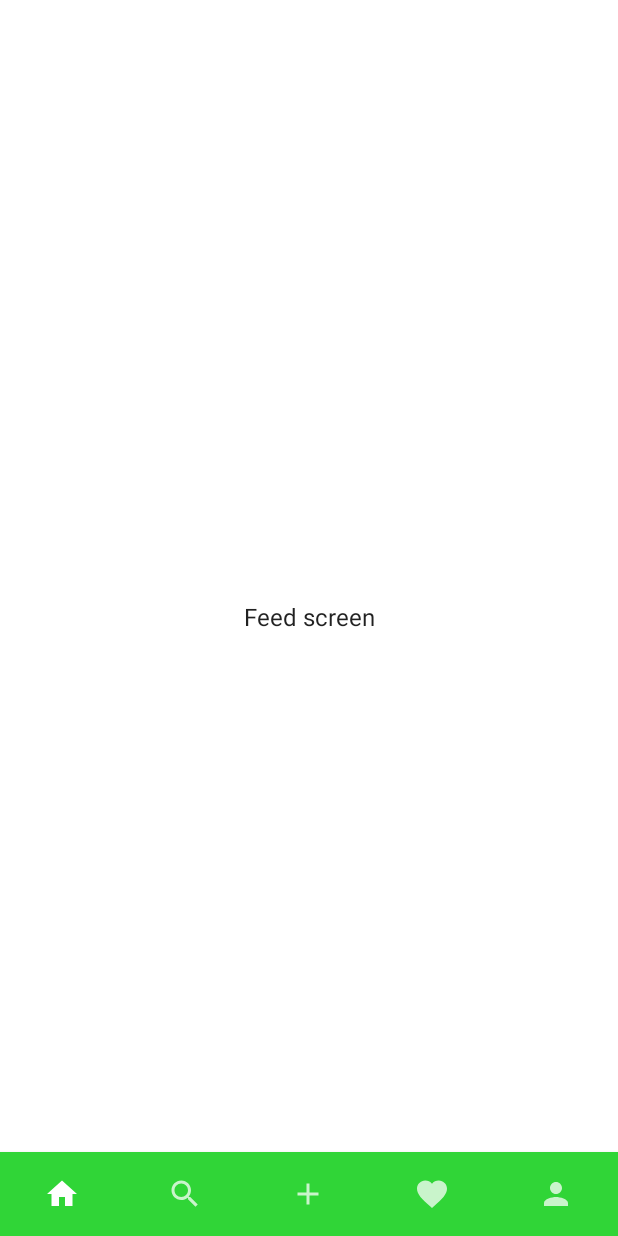
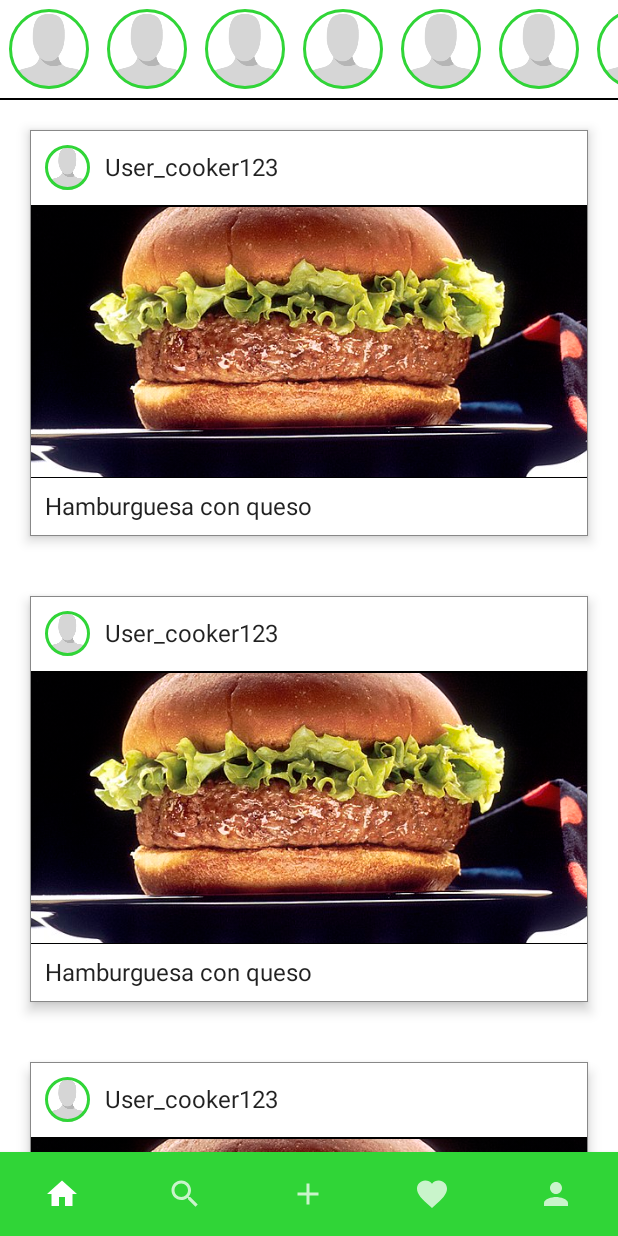
Before and after one commit to sochoaProyecto2021javiermolinalorente/Cappcake, an Android app built with Jetpack Compose: the FeedScreen screen opened through its navigation route, on a phone screen of 412 x 824 dp. Run offline under Robolectric (Android 15) with nearby library versions, the light colour scheme and no system bars.

Commit message:
feat: mock feed screen

```diff
--- a/app/src/main/java/es/javier/cappcake/MainActivity.kt
+++ b/app/src/main/java/es/javier/cappcake/MainActivity.kt
@@ -100,7 +100,6 @@ class MainActivity : ComponentActivity() {
 fun NavGraphBuilder.LoginGraph(navController: NavController) {
     navigation(startDestination = Navigation.LoginScreen.navigationRoute, route = Navigation.AUTHENTCATION_GRAPH) {
         composable(route = Navigation.LoginScreen.navigationRoute) {
-
             val viewModel = viewModel<LoginScreenViewModel>()
             LoginScreen(navController = navController, viewModel = viewModel)
         }
--- /dev/null
+++ b/app/src/main/java/es/javier/cappcake/presentation/components/ProfileImage.kt
@@ -0,0 +1,36 @@
+package es.javier.cappcake.presentation.components
+
+import androidx.compose.foundation.BorderStroke
+import androidx.compose.foundation.Image
+import androidx.compose.foundation.clickable
+import androidx.compose.foundation.shape.CircleShape
+import androidx.compose.material.MaterialTheme
+import androidx.compose.material.Surface
+import androidx.compose.runtime.Composable
+import androidx.compose.ui.Modifier
+import androidx.compose.ui.res.painterResource
+import androidx.compose.ui.tooling.preview.Preview
+import androidx.compose.ui.unit.dp
+import es.javier.cappcake.R
+import es.javier.cappcake.presentation.ui.theme.CappcakeTheme
+
+@Composable
+fun ProfileImage(modifier: Modifier = Modifier, onClick: () -> Unit) {
+
+    Surface(
+        modifier = modifier.clickable(enabled = true, onClick = onClick),
+        shape = CircleShape,
+        border = BorderStroke(width = 2.dp, color = MaterialTheme.colors.primary)
+    ) {
+        Image(painter = painterResource(id = R.drawable.profile), contentDescription = null)
+    }
+
+}
+
+@Preview(showBackground = true)
+@Composable
+fun ThumbnailProfileImagePreview() {
+    CappcakeTheme {
+        ProfileImage() {}
+    }
+}
--- /dev/null
+++ b/app/src/main/java/es/javier/cappcake/presentation/components/RecipeComponent.kt
@@ -0,0 +1,85 @@
+package es.javier.cappcake.presentation.components
+
+import android.graphics.Bitmap
+import androidx.compose.foundation.BorderStroke
+import androidx.compose.foundation.Image
+import androidx.compose.foundation.clickable
+import androidx.compose.foundation.layout.*
+import androidx.compose.material.Divider
+import androidx.compose.material.MaterialTheme
+import androidx.compose.material.Surface
+import androidx.compose.material.Text
+import androidx.compose.runtime.Composable
+import androidx.compose.ui.Alignment
+import androidx.compose.ui.Modifier
+import androidx.compose.ui.graphics.Color
+import androidx.compose.ui.graphics.RectangleShape
+import androidx.compose.ui.graphics.asImageBitmap
+import androidx.compose.ui.layout.ContentScale
+import androidx.compose.ui.res.painterResource
+import androidx.compose.ui.tooling.preview.Preview
+import androidx.compose.ui.unit.dp
+import es.javier.cappcake.R
+import es.javier.cappcake.presentation.ui.theme.CappcakeTheme
+
+@Composable
+fun RecipeComponent(
+    modifier: Modifier = Modifier,
+    userName: String,
+    title: String,
+    recipeImage: Bitmap? = null,
+    onClick: () -> Unit
+) {
+
+    Surface(
+        shape = RectangleShape,
+        elevation = 5.dp,
+        border = BorderStroke(width = 0.dp, color = Color.Gray),
+        modifier = modifier.clickable(onClick = onClick)
+    ) {
+        Column(modifier = Modifier.fillMaxWidth()) {
+            Column(modifier = Modifier.fillMaxWidth()) {
+                Row(verticalAlignment = Alignment.CenterVertically) {
+                    ProfileImage(modifier = Modifier.size(50.dp).padding(10.dp), onClick = {})
+                    Text(text = userName, style = MaterialTheme.typography.body1)
+                }
+                Divider(color = Color.Black)
+            }
+
+            recipeImage?.let {
+                Image(
+                    bitmap = it.asImageBitmap(),
+                    contentDescription = null,
+                    contentScale = ContentScale.Crop,
+                    modifier = modifier.fillMaxWidth()
+                )
+            }
+
+            Image(
+                painter = painterResource(id = R.drawable.burgir),
+                contentDescription = null,
+                contentScale = ContentScale.Crop,
+                modifier = Modifier
+                    .fillMaxWidth()
+                    .height(180.dp)
+            )
+            Divider(thickness = 0.dp, color = Color.Black)
+
+            Row(modifier = Modifier.fillMaxWidth(), verticalAlignment = Alignment.CenterVertically) {
+                Text(
+                    text = title,
+                    style = MaterialTheme.typography.body1,
+                    modifier = Modifier.padding(10.dp))
+            }
+
+        }
+    }
+}
+
+@Preview(showBackground = true, showSystemUi = true)
+@Composable
+fun RecipeComponentPreview() {
+    CappcakeTheme {
+        RecipeComponent(userName = "User_cooker123", title = "Hamburguesa con queso") {}
+    }
+}
--- a/app/src/main/java/es/javier/cappcake/presentation/feedscreen/FeedScreen.kt
+++ b/app/src/main/java/es/javier/cappcake/presentation/feedscreen/FeedScreen.kt
@@ -1,30 +1,70 @@
 package es.javier.cappcake.presentation.feedscreen
 
-import androidx.compose.foundation.layout.Box
-import androidx.compose.foundation.layout.fillMaxSize
+import android.graphics.Bitmap
+import androidx.compose.foundation.BorderStroke
+import androidx.compose.foundation.Image
+import androidx.compose.foundation.clickable
+import androidx.compose.foundation.layout.*
+import androidx.compose.foundation.lazy.LazyColumn
+import androidx.compose.foundation.lazy.LazyRow
+import androidx.compose.foundation.shape.CircleShape
 import androidx.compose.material.*
-import androidx.compose.material.icons.Icons
-import androidx.compose.material.icons.filled.Home
-import androidx.compose.material.icons.filled.Search
 import androidx.compose.runtime.Composable
-import androidx.compose.runtime.LaunchedEffect
+import androidx.compose.ui.Alignment
 import androidx.compose.ui.unit.dp
 import androidx.navigation.NavController
-import androidx.navigation.compose.currentBackStackEntryAsState
-import es.javier.cappcake.presentation.Navigation
-import androidx.compose.runtime.getValue
-import androidx.compose.runtime.setValue
-import androidx.compose.ui.Alignment
 import androidx.compose.ui.Modifier
+import androidx.compose.ui.draw.shadow
+import androidx.compose.ui.graphics.Color
+import androidx.compose.ui.graphics.RectangleShape
+import androidx.compose.ui.graphics.asImageBitmap
+import androidx.compose.ui.layout.ContentScale
+import androidx.compose.ui.platform.LocalContext
+import androidx.compose.ui.res.painterResource
+import androidx.compose.ui.tooling.preview.Preview
+import androidx.lifecycle.viewmodel.compose.viewModel
 import androidx.navigation.NavDestination.Companion.hierarchy
 import androidx.navigation.NavGraph.Companion.findStartDestination
 import androidx.navigation.compose.NavHost
 import androidx.navigation.compose.rememberNavController
+import es.javier.cappcake.R
+import es.javier.cappcake.presentation.components.ProfileImage
+import es.javier.cappcake.presentation.components.RecipeComponent
+import es.javier.cappcake.presentation.ui.theme.CappcakeTheme
 
 @Composable
 fun FeedScreen(navController: NavController, viewModel: FeedScreenViewModel) {
 
-    Box(modifier = Modifier.fillMaxSize(), contentAlignment = Alignment.Center) {
-        Text(text = "Feed screen")
+    Column(modifier = Modifier.fillMaxSize()) {
+        Column {
+            LazyRow(
+                modifier = Modifier
+                    .fillMaxWidth()
+            ) {
+                items(100) {
+                    ProfileImage(
+                        modifier = Modifier
+                            .size(65.dp)
+                            .padding(6.dp)
+                    ) {}
+                }
+            }
+            Divider(color = Color.Black, thickness = 1.dp)
+        }
+
+        LazyColumn(modifier = Modifier.fillMaxSize()) {
+            items(100) {
+                RecipeComponent(modifier = Modifier.padding(20.dp), title = "Hamburguesa con queso", userName = "User_cooker123") {}
+            }
+        }
+    }
+
+}
+
+@Preview(showBackground = true, showSystemUi = true)
+@Composable
+fun FeedScreenPreview() {
+    CappcakeTheme {
+        FeedScreen(navController = NavController(LocalContext.current), viewModel = viewModel())
     }
 }
--- a/app/src/main/java/es/javier/cappcake/presentation/registerscreen/RegsiterScreen.kt
+++ b/app/src/main/java/es/javier/cappcake/presentation/registerscreen/RegsiterScreen.kt
@@ -88,7 +88,7 @@ fun RegisterScreen(navController: NavController, viewModel: RegisterScreenViewMo
                         .clickable {
                             navController.popBackStack()
                         })
-                ProfileImage(modifier = Modifier
+                RegisterAddProfileImage(modifier = Modifier
                     .padding(vertical = 20.dp))
             }
 
@@ -153,7 +153,7 @@ fun RegisterScreen(navController: NavController, viewModel: RegisterScreenViewMo
 }
 
 @Composable
-fun ProfileImage(modifier: Modifier = Modifier, onClick: () -> Unit = {}) {
+fun RegisterAddProfileImage(modifier: Modifier = Modifier, onClick: () -> Unit = {}) {
     Box(modifier = modifier) {
         Surface(shape = CircleShape,
             modifier = Modifier
```
Also changed, not shown: app/src/main/java/es/javier/cappcake/presentation/components/EmailOutliendTextField.kt (renamed from app/src/main/java/es/javier/cappcake/presentation/components/Components.kt), app/src/main/res/drawable-nodpi/burgir.jpg (added).
